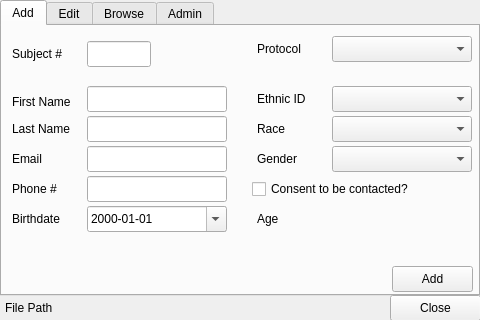
First picture: the form in src/psylab/subject_manager/subject_manager_ui.ui, repository cbrown1/psylab, before the edit.
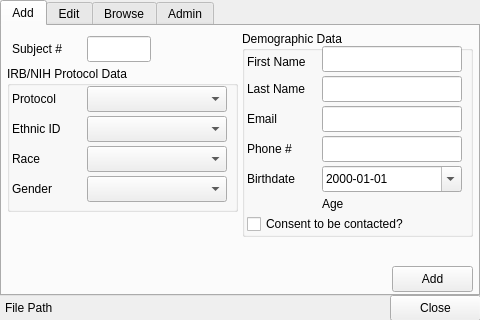
Second picture: the form after the edit. The open tabs and pages were chosen to show the change.

Commit message: subject_manager: tweaked gui layout, minor protocol combobox fix

```diff
--- a/src/psylab/subject_manager/subject_manager_ui.ui
+++ b/src/psylab/subject_manager/subject_manager_ui.ui
@@ -35,37 +35,59 @@
     <attribute name="title">
      <string>Add</string>
     </attribute>
-    <widget class="QLabel" name="label">
+    <widget class="QLabel" name="label_6">
      <property name="geometry">
       <rect>
        <x>10</x>
-       <y>65</y>
-       <width>80</width>
-       <height>21</height>
-      </rect>
-     </property>
-     <property name="text">
-      <string>First Name</string>
-     </property>
-    </widget>
-    <widget class="QLabel" name="label_2">
-     <property name="geometry">
-      <rect>
-       <x>10</x>
-       <y>95</y>
+       <y>15</y>
        <width>80</width>
        <height>16</height>
       </rect>
      </property>
      <property name="text">
-      <string>Last Name</string>
+      <string>Subject #</string>
      </property>
     </widget>
+    <widget class="QLineEdit" name="add_subject_lineEdit">
+     <property name="geometry">
+      <rect>
+       <x>85</x>
+       <y>10</y>
+       <width>64</width>
+       <height>26</height>
+      </rect>
+     </property>
+    </widget>
+    <widget class="QPushButton" name="add_pushButton">
+     <property name="geometry">
+      <rect>
+       <x>390</x>
+       <y>240</y>
+       <width>81</width>
+       <height>26</height>
+      </rect>
+     </property>
+     <property name="text">
+      <string>Add</string>
+     </property>
+    </widget>
+    <widget class="QGroupBox" name="groupBox_6">
+     <property name="geometry">
+      <rect>
+       <x>240</x>
+       <y>5</y>
+       <width>231</width>
+       <height>206</height>
+      </rect>
+     </property>
+     <property name="title">
+      <string>Demographic Data</string>
+     </property>
     <widget class="QLabel" name="label_3">
      <property name="geometry">
       <rect>
-       <x>10</x>
-       <y>125</y>
+        <x>5</x>
+        <y>80</y>
        <width>80</width>
        <height>16</height>
       </rect>
@@ -74,11 +96,27 @@
       <string>Email</string>
      </property>
     </widget>
+     <widget class="QDateEdit" name="add_birthdate_dateEdit">
+      <property name="geometry">
+       <rect>
+        <x>80</x>
+        <y>135</y>
+        <width>140</width>
+        <height>26</height>
+       </rect>
+      </property>
+      <property name="displayFormat">
+       <string>yyyy-MM-dd</string>
+      </property>
+      <property name="calendarPopup">
+       <bool>true</bool>
+      </property>
+     </widget>
     <widget class="QLabel" name="label_4">
      <property name="geometry">
       <rect>
-       <x>10</x>
-       <y>155</y>
+        <x>5</x>
+        <y>110</y>
        <width>80</width>
        <height>16</height>
       </rect>
@@ -87,11 +125,21 @@
       <string>Phone #</string>
      </property>
     </widget>
+     <widget class="QLineEdit" name="add_name_last_lineEdit">
+      <property name="geometry">
+       <rect>
+        <x>80</x>
+        <y>45</y>
+        <width>140</width>
+        <height>26</height>
+       </rect>
+      </property>
+     </widget>
     <widget class="QLabel" name="label_5">
      <property name="geometry">
       <rect>
-       <x>10</x>
-       <y>185</y>
+        <x>5</x>
+        <y>140</y>
        <width>80</width>
        <height>16</height>
       </rect>
@@ -100,40 +148,116 @@
       <string>Birthdate</string>
      </property>
     </widget>
-    <widget class="QLabel" name="label_6">
+     <widget class="QLabel" name="label_2">
      <property name="geometry">
       <rect>
-       <x>10</x>
-       <y>20</y>
+        <x>5</x>
+        <y>50</y>
        <width>80</width>
        <height>16</height>
       </rect>
      </property>
      <property name="text">
-      <string>Subject #</string>
-     </property>
-    </widget>
-    <widget class="QDateEdit" name="add_birthdate_dateEdit">
+       <string>Last Name</string>
+      </property>
+     </widget>
+     <widget class="QLineEdit" name="add_email_lineEdit">
      <property name="geometry">
       <rect>
-       <x>85</x>
+        <x>80</x>
+        <y>75</y>
+        <width>140</width>
+        <height>26</height>
+       </rect>
+      </property>
+     </widget>
+     <widget class="QLineEdit" name="add_phone_lineEdit">
+      <property name="geometry">
+       <rect>
+        <x>80</x>
+        <y>105</y>
+        <width>140</width>
+        <height>26</height>
+       </rect>
+      </property>
+     </widget>
+     <widget class="QLabel" name="label">
+      <property name="geometry">
+       <rect>
+        <x>5</x>
+        <y>20</y>
+        <width>80</width>
+        <height>21</height>
+       </rect>
+      </property>
+      <property name="text">
+       <string>First Name</string>
+      </property>
+     </widget>
+     <widget class="QLineEdit" name="add_name_first_lineEdit">
+      <property name="geometry">
+       <rect>
+        <x>80</x>
+        <y>15</y>
+        <width>140</width>
+        <height>26</height>
+       </rect>
+      </property>
+     </widget>
+     <widget class="QCheckBox" name="add_contact_add_checkBox">
+      <property name="geometry">
+       <rect>
+        <x>5</x>
        <y>180</y>
+        <width>196</width>
+        <height>26</height>
+       </rect>
+      </property>
+      <property name="text">
+       <string>Consent to be contacted?</string>
+      </property>
+     </widget>
+     <widget class="QLabel" name="add_age_label">
+      <property name="geometry">
+       <rect>
+        <x>80</x>
+        <y>165</y>
+        <width>91</width>
+        <height>16</height>
+       </rect>
+      </property>
+      <property name="text">
+       <string>Age</string>
+      </property>
+     </widget>
+    </widget>
+    <widget class="QGroupBox" name="groupBox_7">
+     <property name="geometry">
+      <rect>
+       <x>5</x>
+       <y>40</y>
+       <width>231</width>
+       <height>146</height>
+      </rect>
+     </property>
+     <property name="title">
+      <string>IRB/NIH Protocol Data</string>
+     </property>
+     <widget class="QComboBox" name="add_protocol_comboBox">
+      <property name="geometry">
+       <rect>
+        <x>80</x>
+        <y>20</y>
        <width>140</width>
        <height>26</height>
       </rect>
      </property>
-     <property name="displayFormat">
-      <string>yyyy-MM-dd</string>
-     </property>
-     <property name="calendarPopup">
-      <bool>true</bool>
-     </property>
     </widget>
     <widget class="QLabel" name="label_7">
      <property name="geometry">
       <rect>
-       <x>255</x>
-       <y>65</y>
+        <x>5</x>
+        <y>55</y>
        <width>80</width>
        <height>16</height>
       </rect>
@@ -142,11 +266,31 @@
       <string>Ethnic ID</string>
      </property>
     </widget>
+     <widget class="QComboBox" name="add_gender_comboBox">
+      <property name="geometry">
+       <rect>
+        <x>80</x>
+        <y>110</y>
+        <width>140</width>
+        <height>26</height>
+       </rect>
+      </property>
+     </widget>
+     <widget class="QComboBox" name="add_ethnic_id_comboBox">
+      <property name="geometry">
+       <rect>
+        <x>80</x>
+        <y>50</y>
+        <width>140</width>
+        <height>26</height>
+       </rect>
+      </property>
+     </widget>
     <widget class="QLabel" name="label_8">
      <property name="geometry">
       <rect>
-       <x>255</x>
-       <y>95</y>
+        <x>5</x>
+        <y>85</y>
        <width>80</width>
        <height>16</height>
       </rect>
@@ -155,11 +299,21 @@
       <string>Race</string>
      </property>
     </widget>
+     <widget class="QComboBox" name="add_race_comboBox">
+      <property name="geometry">
+       <rect>
+        <x>80</x>
+        <y>80</y>
+        <width>140</width>
+        <height>26</height>
+       </rect>
+      </property>
+     </widget>
     <widget class="QLabel" name="label_9">
      <property name="geometry">
       <rect>
-       <x>255</x>
-       <y>125</y>
+        <x>5</x>
+        <y>115</y>
        <width>80</width>
        <height>16</height>
       </rect>
@@ -168,117 +322,11 @@
       <string>Gender</string>
      </property>
     </widget>
-    <widget class="QCheckBox" name="add_contact_add_checkBox">
-     <property name="geometry">
-      <rect>
-       <x>250</x>
-       <y>150</y>
-       <width>196</width>
-       <height>26</height>
-      </rect>
-     </property>
-     <property name="text">
-      <string>Consent to be contacted?</string>
-     </property>
-    </widget>
-    <widget class="QLineEdit" name="add_name_first_lineEdit">
-     <property name="geometry">
-      <rect>
-       <x>85</x>
-       <y>60</y>
-       <width>140</width>
-       <height>26</height>
-      </rect>
-     </property>
-    </widget>
-    <widget class="QLineEdit" name="add_name_last_lineEdit">
-     <property name="geometry">
-      <rect>
-       <x>85</x>
-       <y>90</y>
-       <width>140</width>
-       <height>26</height>
-      </rect>
-     </property>
-    </widget>
-    <widget class="QLineEdit" name="add_email_lineEdit">
-     <property name="geometry">
-      <rect>
-       <x>85</x>
-       <y>120</y>
-       <width>140</width>
-       <height>26</height>
-      </rect>
-     </property>
-    </widget>
-    <widget class="QLineEdit" name="add_phone_lineEdit">
-     <property name="geometry">
-      <rect>
-       <x>85</x>
-       <y>150</y>
-       <width>140</width>
-       <height>26</height>
-      </rect>
-     </property>
-    </widget>
-    <widget class="QLineEdit" name="add_subject_lineEdit">
-     <property name="geometry">
-      <rect>
-       <x>85</x>
-       <y>15</y>
-       <width>64</width>
-       <height>26</height>
-      </rect>
-     </property>
-    </widget>
-    <widget class="QComboBox" name="add_ethnic_id_comboBox">
-     <property name="geometry">
-      <rect>
-       <x>330</x>
-       <y>60</y>
-       <width>140</width>
-       <height>26</height>
-      </rect>
-     </property>
-    </widget>
-    <widget class="QComboBox" name="add_race_comboBox">
-     <property name="geometry">
-      <rect>
-       <x>330</x>
-       <y>90</y>
-       <width>140</width>
-       <height>26</height>
-      </rect>
-     </property>
-    </widget>
-    <widget class="QComboBox" name="add_gender_comboBox">
-     <property name="geometry">
-      <rect>
-       <x>330</x>
-       <y>120</y>
-       <width>140</width>
-       <height>26</height>
-      </rect>
-     </property>
-    </widget>
-    <widget class="QPushButton" name="add_pushButton">
-     <property name="geometry">
-      <rect>
-       <x>390</x>
-       <y>240</y>
-       <width>81</width>
-       <height>26</height>
-      </rect>
-     </property>
-     <property name="text">
-      <string>Add</string>
-     </property>
-    </widget>
     <widget class="QLabel" name="label_12">
      <property name="geometry">
       <rect>
-       <x>255</x>
-       <y>15</y>
+        <x>5</x>
+        <y>25</y>
        <width>80</width>
        <height>16</height>
       </rect>
@@ -287,28 +335,6 @@
       <string>Protocol</string>
      </property>
     </widget>
-    <widget class="QComboBox" name="add_protocol_comboBox">
-     <property name="geometry">
-      <rect>
-       <x>330</x>
-       <y>10</y>
-       <width>140</width>
-       <height>26</height>
-      </rect>
-     </property>
-    </widget>
-    <widget class="QLabel" name="add_age_label">
-     <property name="geometry">
-      <rect>
-       <x>255</x>
-       <y>185</y>
-       <width>181</width>
-       <height>16</height>
-      </rect>
-     </property>
-     <property name="text">
-      <string>Age</string>
-     </property>
     </widget>
    </widget>
    <widget class="QWidget" name="tab_2">
```
Left out of the diff: 81 changed lines with no effect on the pictures. Lines whose indentation alone changed are shown as unchanged. The commit also changes 1 other file.
